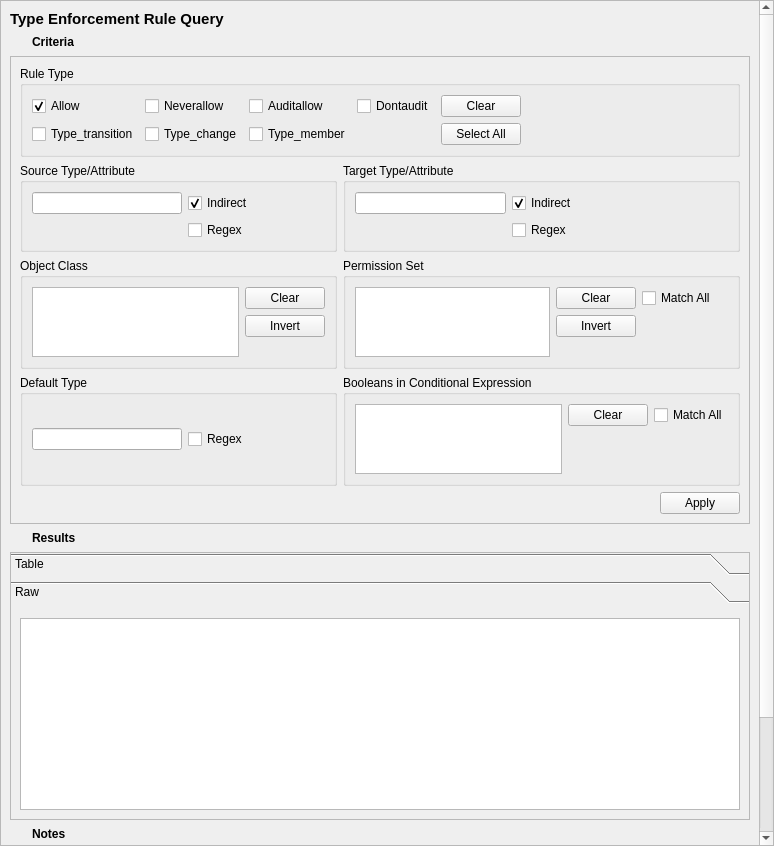
The window that data/terulequery.ui (SELinuxProject/setools) describes before a commit, drawn with Qt 5.
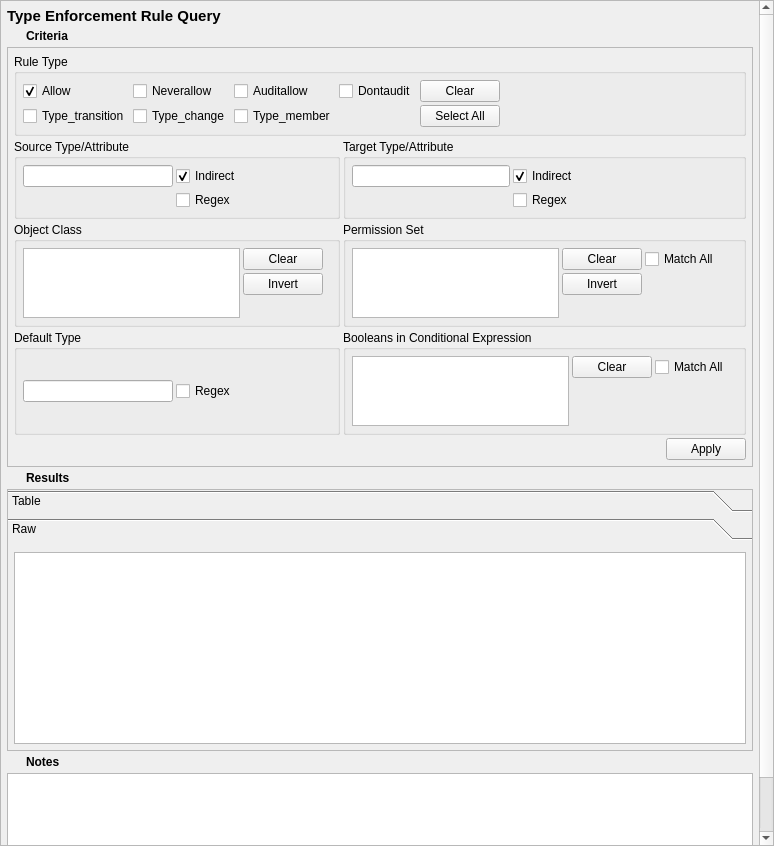
The same window after the commit. The open tabs and pages were chosen to show the change. Icons and pictures are not drawn.

Commit message: Shrink GUI layout margins and spacing.

What changed in the file:
```diff
--- a/data/terulequery.ui
+++ b/data/terulequery.ui
@@ -22,7 +22,7 @@
      <x>0</x>
      <y>0</y>
      <width>758</width>
-     <height>981</height>
+     <height>909</height>
     </rect>
    </property>
    <property name="minimumSize">
@@ -32,6 +32,21 @@
     </size>
    </property>
    <layout class="QGridLayout" name="gridLayout_9">
+    <property name="leftMargin">
+     <number>6</number>
+    </property>
+    <property name="topMargin">
+     <number>6</number>
+    </property>
+    <property name="rightMargin">
+     <number>6</number>
+    </property>
+    <property name="bottomMargin">
+     <number>6</number>
+    </property>
+    <property name="spacing">
+     <number>3</number>
+    </property>
     <item row="4" column="0" colspan="2">
      <widget class="QToolBox" name="results_frame">
       <property name="sizePolicy">
@@ -44,14 +59,14 @@
        <enum>QFrame::StyledPanel</enum>
       </property>
       <property name="currentIndex">
-       <number>0</number>
+       <number>1</number>
       </property>
       <widget class="QWidget" name="table_page">
        <property name="geometry">
         <rect>
          <x>0</x>
          <y>0</y>
-         <width>738</width>
+         <width>744</width>
          <height>210</height>
         </rect>
        </property>
@@ -59,6 +74,18 @@
         <string>Table</string>
        </attribute>
        <layout class="QVBoxLayout" name="verticalLayout_3">
+        <property name="leftMargin">
+         <number>6</number>
+        </property>
+        <property name="topMargin">
+         <number>6</number>
+        </property>
+        <property name="rightMargin">
+         <number>6</number>
+        </property>
+        <property name="bottomMargin">
+         <number>6</number>
+        </property>
         <item>
          <widget class="QTableView" name="table_results">
           <property name="sizeAdjustPolicy">
@@ -79,7 +106,7 @@
         <rect>
          <x>0</x>
          <y>0</y>
-         <width>738</width>
+         <width>744</width>
          <height>210</height>
         </rect>
        </property>
@@ -87,6 +114,18 @@
         <string>Raw</string>
        </attribute>
        <layout class="QVBoxLayout" name="verticalLayout_2">
+        <property name="leftMargin">
+         <number>6</number>
+        </property>
+        <property name="topMargin">
+         <number>6</number>
+        </property>
+        <property name="rightMargin">
+         <number>6</number>
+        </property>
+        <property name="bottomMargin">
+         <number>6</number>
+        </property>
         <item>
          <widget class="QPlainTextEdit" name="raw_results">
           <property name="minimumSize">
@@ -379,6 +418,21 @@
        <enum>QFrame::Raised</enum>
       </property>
       <layout class="QGridLayout" name="gridLayout_3">
+       <property name="leftMargin">
+        <number>6</number>
+       </property>
+       <property name="topMargin">
+        <number>6</number>
+       </property>
+       <property name="rightMargin">
+        <number>6</number>
+       </property>
+       <property name="bottomMargin">
+        <number>6</number>
+       </property>
+       <property name="spacing">
+        <number>3</number>
+       </property>
        <item row="1" column="1">
         <widget class="QGroupBox" name="target_criteria">
          <property name="maximumSize">
@@ -391,6 +445,21 @@
           <string>Target Type/Attribute</string>
          </property>
          <layout class="QGridLayout" name="gridLayout_5">
+          <property name="leftMargin">
+           <number>6</number>
+          </property>
+          <property name="topMargin">
+           <number>6</number>
+          </property>
+          <property name="rightMargin">
+           <number>6</number>
+          </property>
+          <property name="bottomMargin">
+           <number>6</number>
+          </property>
+          <property name="spacing">
+           <number>3</number>
+          </property>
           <item row="0" column="1">
            <widget class="QLineEdit" name="target">
             <property name="sizePolicy">
@@ -470,6 +539,21 @@
           <string>Rule Type</string>
          </property>
          <layout class="QGridLayout" name="gridLayout">
+          <property name="leftMargin">
+           <number>6</number>
+          </property>
+          <property name="topMargin">
+           <number>6</number>
+          </property>
+          <property name="rightMargin">
+           <number>6</number>
+          </property>
+          <property name="bottomMargin">
+           <number>6</number>
+          </property>
+          <property name="spacing">
+           <number>3</number>
+          </property>
           <item row="1" column="6">
            <widget class="QPushButton" name="all_ruletypes">
             <property name="text">
@@ -561,6 +645,21 @@
           <string>Default Type</string>
          </property>
          <layout class="QGridLayout" name="gridLayout_4">
+          <property name="leftMargin">
+           <number>6</number>
+          </property>
+          <property name="topMargin">
+           <number>6</number>
+          </property>
+          <property name="rightMargin">
+           <number>6</number>
+          </property>
+          <property name="bottomMargin">
+           <number>6</number>
+          </property>
+          <property name="spacing">
+           <number>3</number>
+          </property>
           <item row="0" column="0">
            <widget class="QLineEdit" name="default_type">
             <property name="sizePolicy">
@@ -615,6 +714,21 @@
           <string>Permission Set</string>
          </property>
          <layout class="QGridLayout" name="gridLayout_6">
+          <property name="leftMargin">
+           <number>6</number>
+          </property>
+          <property name="topMargin">
+           <number>6</number>
+          </property>
+          <property name="rightMargin">
+           <number>6</number>
+          </property>
+          <property name="bottomMargin">
+           <number>6</number>
+          </property>
+          <property name="spacing">
+           <number>3</number>
+          </property>
           <item row="1" column="2">
            <widget class="QPushButton" name="invert_perms">
             <property name="text">
@@ -702,6 +816,21 @@
           <string>Source Type/Attribute</string>
          </property>
          <layout class="QGridLayout" name="gridLayout_2">
+          <property name="leftMargin">
+           <number>6</number>
+          </property>
+          <property name="topMargin">
+           <number>6</number>
+          </property>
+          <property name="rightMargin">
+           <number>6</number>
+          </property>
+          <property name="bottomMargin">
+           <number>6</number>
+          </property>
+          <property name="spacing">
+           <number>3</number>
+          </property>
           <item row="0" column="3">
            <spacer name="horizontalSpacer_2">
             <property name="orientation">
@@ -769,6 +898,21 @@
           <string>Object Class</string>
          </property>
          <layout class="QGridLayout" name="gridLayout_7">
+          <property name="leftMargin">
+           <number>6</number>
+          </property>
+          <property name="topMargin">
+           <number>6</number>
+          </property>
+          <property name="rightMargin">
+           <number>6</number>
+          </property>
+          <property name="bottomMargin">
+           <number>6</number>
+          </property>
+          <property name="spacing">
+           <number>3</number>
+          </property>
           <item row="0" column="2">
            <spacer name="horizontalSpacer_4">
             <property name="orientation">
@@ -840,6 +984,21 @@
           <string>Booleans in Conditional Expression</string>
          </property>
          <layout class="QGridLayout" name="gridLayout_8">
+          <property name="leftMargin">
+           <number>6</number>
+          </property>
+          <property name="topMargin">
+           <number>6</number>
+          </property>
+          <property name="rightMargin">
+           <number>6</number>
+          </property>
+          <property name="bottomMargin">
+           <number>6</number>
+          </property>
+          <property name="spacing">
+           <number>3</number>
+          </property>
           <item row="0" column="0" rowspan="2">
            <widget class="QListView" name="bool_criteria">
             <property name="sizePolicy">
```
The commit also changes 1 other file.
